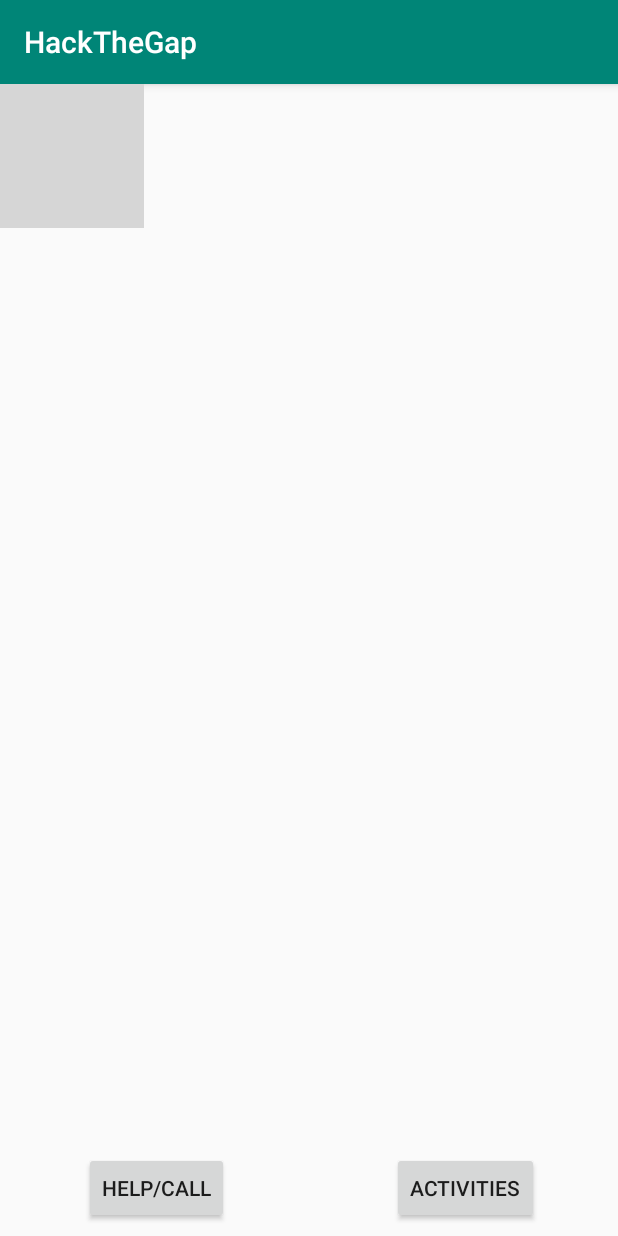
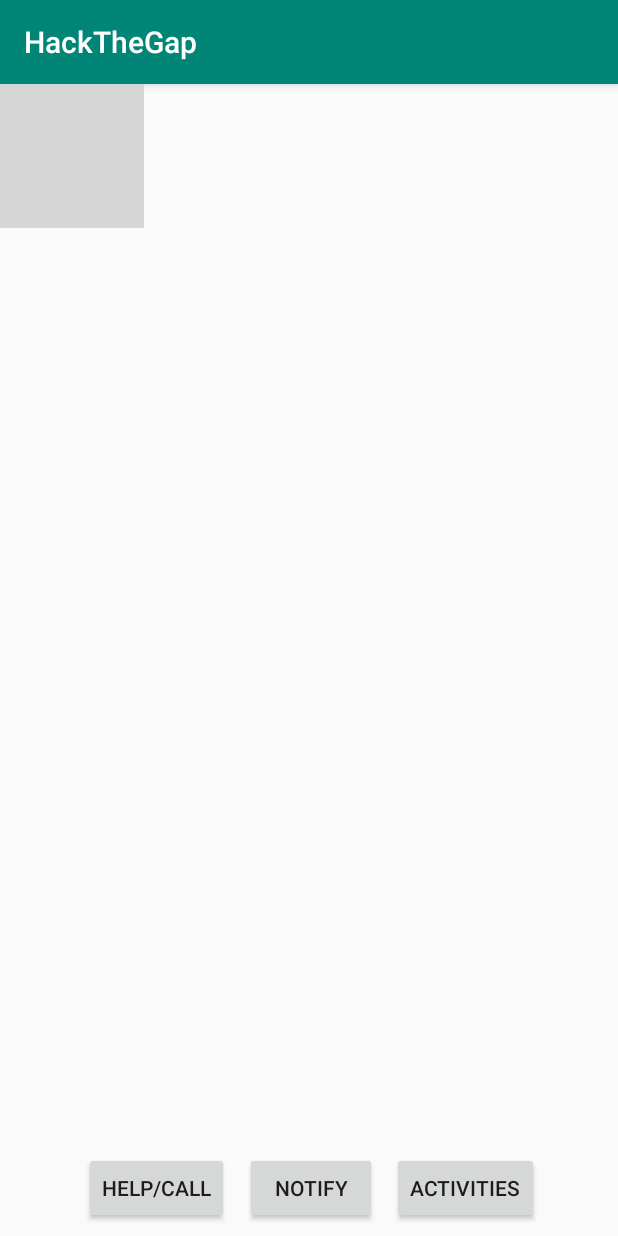
Before and after one commit to u-well/hackthegap2019, an Android app: the screen it shows after launch (MainActivity), on a phone screen of 412 x 824 dp. Run offline under Robolectric (Android 15) with nearby library versions, the phone set to English and light mode, and no system bars; grey boxes are pictures that could not be loaded.

```diff
--- a/app/src/main/java/com/example/android/hackthegap/MainActivity.java
+++ b/app/src/main/java/com/example/android/hackthegap/MainActivity.java
@@ -1,9 +1,18 @@
 package com.example.android.hackthegap;
 
+
+import android.app.Notification;
+import android.app.Notification.Builder;
+import android.app.NotificationChannel;
+import android.app.NotificationManager;
+import android.app.PendingIntent;
+import android.content.Context;
 import android.content.Intent;
+import android.os.Build;
 import android.os.Bundle;
 import android.support.design.widget.FloatingActionButton;
 import android.support.design.widget.Snackbar;
+import android.support.v4.app.NotificationCompat;
 import android.support.v7.app.AppCompatActivity;
 import android.support.v7.widget.Toolbar;
 import android.util.Log;
@@ -20,6 +29,7 @@ public class MainActivity extends AppCompatActivity {
         setContentView(R.layout.activity_main);
         Toolbar toolbar = (Toolbar) findViewById(R.id.toolbar);
         setSupportActionBar(toolbar);
+        createNotificationChannel();
 
         Button helpButton = (Button) findViewById(R.id.help);
         helpButton.setOnClickListener(new View.OnClickListener() {
@@ -38,10 +48,60 @@ public class MainActivity extends AppCompatActivity {
             public void onClick(View v) {
                 Log.i("clicks", "Go to a new page");
                 Intent i = new Intent(MainActivity.this, RelaxActivity.class);
-                startActivity(i);
             }
         });
 
+        Button smsbutton = (Button) findViewById(R.id.smsbutton);
+        smsbutton.setOnClickListener(new View.OnClickListener() {
+            @Override
+            public void onClick(View v) {
+                Log.i("clicks", "Go to a new page");
+                Intent i = new Intent(MainActivity.this, HelpActivity.class);
+                startActivity(i);
 
+            }
+        });
+
+        Button notifyButton = findViewById(R.id.notify);
+        notifyButton.setOnClickListener(new View.OnClickListener() {
+            @Override
+            public void onClick(View view) {
+                Log.i("clicks", "Send notification");
+                addNotification();
+            }
+        });
+    }
+
+    private void addNotification() {
+
+        String CHANNEL_ID = "whenIneedU";
+        NotificationCompat.Builder builder = new NotificationCompat.Builder(MainActivity.this, CHANNEL_ID)
+                .setDefaults(NotificationCompat.DEFAULT_ALL)
+                .setSmallIcon(R.mipmap.ic_launcher_round)
+                .setContentTitle("whenIneedU")
+                .setContentText("In a crowded space? Try closing your eyes and counting to 10. You've got this!");
+
+        Intent notificationIntent = new Intent(MainActivity.this, MainActivity.class);
+        PendingIntent contentIntent = PendingIntent.getActivity(MainActivity.this, 0, notificationIntent, PendingIntent.FLAG_UPDATE_CURRENT);
+        builder.setContentIntent(contentIntent);
+
+        NotificationManager manager = (NotificationManager) getSystemService(Context.NOTIFICATION_SERVICE);
+        manager.notify(1, builder.build());
+    }
+
+    private void createNotificationChannel() {
+
+        if (Build.VERSION.SDK_INT >= Build.VERSION_CODES.O) {
+            CharSequence name = "whenIneedU";
+            String description = "whenIneedU";
+            String CHANNEL_ID = "whenIneedU";
+            int importance = NotificationManager.IMPORTANCE_DEFAULT;
+            NotificationChannel channel = new NotificationChannel(CHANNEL_ID, name, importance);
+            channel.setDescription(description);
+            // Register the channel with the system; you can't change the importance
+            // or other notification behaviors after this
+            NotificationManager notificationManager = getSystemService(NotificationManager.class);
+            notificationManager.createNotificationChannel(channel);
+        }
     }
 }
--- a/app/src/main/res/layout/content_main.xml
+++ b/app/src/main/res/layout/content_main.xml
@@ -42,4 +42,16 @@
         app:srcCompat="@drawable/rivers_piss_me_off"
         tools:layout_editor_absoluteX="0dp" />
 
+    <Button
+        android:id="@+id/notify"
+        android:layout_width="wrap_content"
+        android:layout_height="wrap_content"
+        android:layout_marginStart="8dp"
+        android:layout_marginEnd="8dp"
+        android:layout_marginBottom="8dp"
+        android:text="notify"
+        app:layout_constraintBottom_toBottomOf="parent"
+        app:layout_constraintEnd_toStartOf="@+id/activities"
+        app:layout_constraintStart_toEndOf="@+id/help" />
+
 </android.support.constraint.ConstraintLayout>
```
